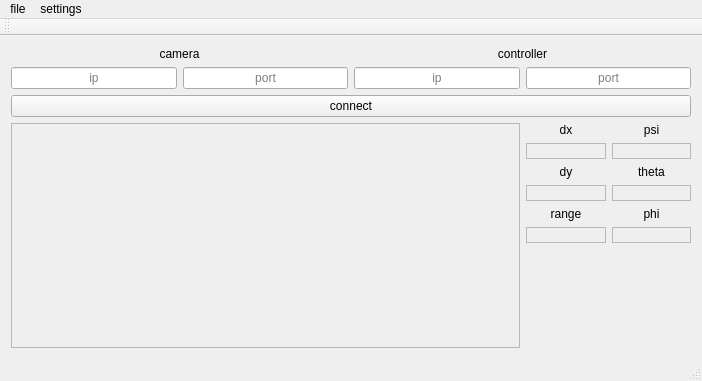
The window that RemoteControl/MainWindow.ui (Adimazuz/AutoRaceCar) describes before a commit, drawn with Qt 5.
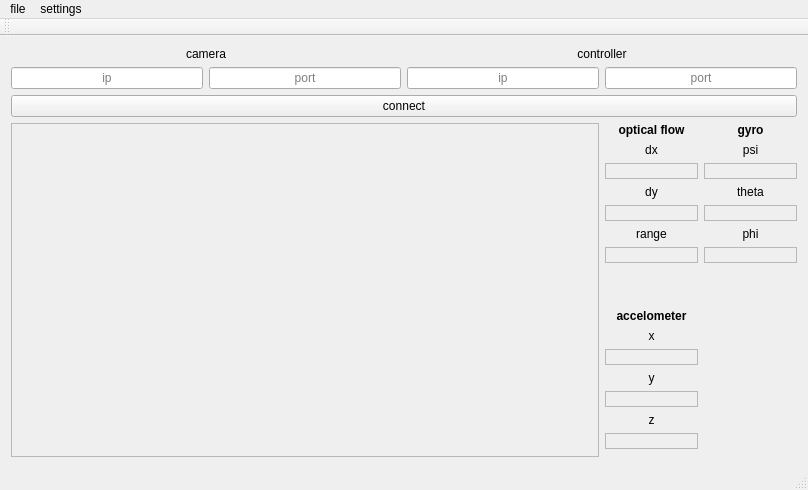
The same window after the commit.

```diff
--- a/RemoteControl/MainWindow.ui
+++ b/RemoteControl/MainWindow.ui
@@ -6,8 +6,8 @@
    <rect>
     <x>0</x>
     <y>0</y>
-    <width>702</width>
-    <height>381</height>
+    <width>808</width>
+    <height>490</height>
    </rect>
   </property>
   <property name="windowTitle">
@@ -30,8 +30,8 @@
       <property name="sizeConstraint">
        <enum>QLayout::SetDefaultConstraint</enum>
       </property>
-      <item row="1" column="0">
-       <widget class="QLabel" name="dx">
+      <item row="2" column="1">
+       <widget class="QLabel" name="psi">
         <property name="frameShape">
          <enum>QFrame::StyledPanel</enum>
         </property>
@@ -44,6 +44,31 @@
        </widget>
       </item>
       <item row="0" column="0">
+       <widget class="QLabel" name="optical_flow">
+        <property name="font">
+         <font>
+          <weight>75</weight>
+          <bold>true</bold>
+          <underline>false</underline>
+          <strikeout>false</strikeout>
+          <kerning>true</kerning>
+         </font>
+        </property>
+        <property name="frameShape">
+         <enum>QFrame::NoFrame</enum>
+        </property>
+        <property name="frameShadow">
+         <enum>QFrame::Plain</enum>
+        </property>
+        <property name="text">
+         <string>optical flow</string>
+        </property>
+        <property name="alignment">
+         <set>Qt::AlignCenter</set>
+        </property>
+       </widget>
+      </item>
+      <item row="1" column="0">
        <widget class="QLabel" name="lbl_dx">
         <property name="text">
          <string>dx</string>
@@ -53,8 +78,47 @@
         </property>
        </widget>
       </item>
+      <item row="7" column="0">
+       <widget class="QLabel" name="range">
+        <property name="frameShape">
+         <enum>QFrame::StyledPanel</enum>
+        </property>
+        <property name="text">
+         <string/>
+        </property>
+        <property name="alignment">
+         <set>Qt::AlignCenter</set>
+        </property>
+       </widget>
+      </item>
       <item row="3" column="0">
-       <widget class="QLabel" name="dy">
+       <widget class="QLabel" name="lbl_dy">
+        <property name="text">
+         <string>dy</string>
+        </property>
+        <property name="alignment">
+         <set>Qt::AlignCenter</set>
+        </property>
+       </widget>
+      </item>
+      <item row="0" column="1">
+       <widget class="QLabel" name="gyro">
+        <property name="font">
+         <font>
+          <weight>75</weight>
+          <bold>true</bold>
+         </font>
+        </property>
+        <property name="text">
+         <string>gyro</string>
+        </property>
+        <property name="alignment">
+         <set>Qt::AlignCenter</set>
+        </property>
+       </widget>
+      </item>
+      <item row="4" column="1">
+       <widget class="QLabel" name="theta">
         <property name="frameShape">
          <enum>QFrame::StyledPanel</enum>
         </property>
@@ -66,7 +130,56 @@
         </property>
        </widget>
       </item>
+      <item row="10" column="0">
+       <widget class="QLabel" name="label_2">
+        <property name="text">
+         <string>x</string>
+        </property>
+        <property name="alignment">
+         <set>Qt::AlignCenter</set>
+        </property>
+       </widget>
+      </item>
+      <item row="5" column="1">
+       <widget class="QLabel" name="lbl_phi">
+        <property name="text">
+         <string>phi</string>
+        </property>
+        <property name="alignment">
+         <set>Qt::AlignCenter</set>
+        </property>
+       </widget>
+      </item>
+      <item row="9" column="0">
+       <widget class="QLabel" name="accelometer">
+        <property name="font">
+         <font>
+          <weight>75</weight>
+          <bold>true</bold>
+         </font>
+        </property>
+        <property name="text">
+         <string>accelometer</string>
+        </property>
+        <property name="alignment">
+         <set>Qt::AlignCenter</set>
+        </property>
+       </widget>
+      </item>
       <item row="4" column="0">
+       <widget class="QLabel" name="dy">
+        <property name="frameShape">
+         <enum>QFrame::StyledPanel</enum>
+        </property>
+        <property name="text">
+         <string/>
+        </property>
+        <property name="alignment">
+         <set>Qt::AlignCenter</set>
+        </property>
+       </widget>
+      </item>
+      <item row="5" column="0">
        <widget class="QLabel" name="lbl_range">
         <property name="text">
          <string>range</string>
@@ -76,7 +189,7 @@
         </property>
        </widget>
       </item>
-      <item row="0" column="1">
+      <item row="1" column="1">
        <widget class="QLabel" name="lbl_psi">
         <property name="text">
          <string>psi</string>
@@ -86,8 +199,8 @@
         </property>
        </widget>
       </item>
-      <item row="1" column="1">
-       <widget class="QLabel" name="psi">
+      <item row="7" column="1">
+       <widget class="QLabel" name="phi">
         <property name="frameShape">
          <enum>QFrame::StyledPanel</enum>
         </property>
@@ -99,17 +212,7 @@
         </property>
        </widget>
       </item>
-      <item row="2" column="0">
-       <widget class="QLabel" name="lbl_dy">
-        <property name="text">
-         <string>dy</string>
-        </property>
-        <property name="alignment">
-         <set>Qt::AlignCenter</set>
-        </property>
-       </widget>
-      </item>
-      <item row="2" column="1">
+      <item row="3" column="1">
        <widget class="QLabel" name="lbl_theta">
         <property name="text">
          <string>theta</string>
@@ -119,8 +222,8 @@
         </property>
        </widget>
       </item>
-      <item row="5" column="0">
-       <widget class="QLabel" name="range">
+      <item row="2" column="0">
+       <widget class="QLabel" name="dx">
         <property name="frameShape">
          <enum>QFrame::StyledPanel</enum>
         </property>
@@ -132,8 +235,18 @@
         </property>
        </widget>
       </item>
-      <item row="3" column="1">
-       <widget class="QLabel" name="theta">
+      <item row="14" column="0">
+       <widget class="QLabel" name="label_6">
+        <property name="text">
+         <string>z</string>
+        </property>
+        <property name="alignment">
+         <set>Qt::AlignCenter</set>
+        </property>
+       </widget>
+      </item>
+      <item row="15" column="0">
+       <widget class="QLabel" name="label_9">
         <property name="frameShape">
          <enum>QFrame::StyledPanel</enum>
         </property>
@@ -145,18 +258,31 @@
         </property>
        </widget>
       </item>
-      <item row="4" column="1">
-       <widget class="QLabel" name="lbl_phi">
+      <item row="13" column="0">
+       <widget class="QLabel" name="label_5">
+        <property name="frameShape">
+         <enum>QFrame::StyledPanel</enum>
+        </property>
         <property name="text">
-         <string>phi</string>
+         <string/>
         </property>
         <property name="alignment">
          <set>Qt::AlignCenter</set>
         </property>
        </widget>
       </item>
-      <item row="5" column="1">
-       <widget class="QLabel" name="phi">
+      <item row="12" column="0">
+       <widget class="QLabel" name="label_4">
+        <property name="text">
+         <string>y</string>
+        </property>
+        <property name="alignment">
+         <set>Qt::AlignCenter</set>
+        </property>
+       </widget>
+      </item>
+      <item row="11" column="0">
+       <widget class="QLabel" name="label_3">
         <property name="frameShape">
          <enum>QFrame::StyledPanel</enum>
         </property>
@@ -168,6 +294,22 @@
         </property>
        </widget>
       </item>
+      <item row="8" column="0">
+       <spacer name="verticalSpacer_2">
+        <property name="orientation">
+         <enum>Qt::Vertical</enum>
+        </property>
+        <property name="sizeType">
+         <enum>QSizePolicy::Fixed</enum>
+        </property>
+        <property name="sizeHint" stdset="0">
+         <size>
+          <width>20</width>
+          <height>40</height>
+         </size>
+        </property>
+       </spacer>
+      </item>
      </layout>
     </item>
     <item row="1" column="3">
@@ -275,7 +417,7 @@
     <rect>
      <x>0</x>
      <y>0</y>
-     <width>702</width>
+     <width>808</width>
      <height>22</height>
     </rect>
    </property>
```
Left out of the diff: 156 changed lines with no effect on the pictures.
